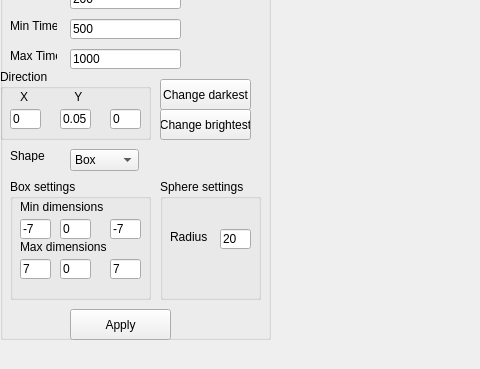
Old version of the form EDITOR/mainwindow.ui in the repository Mogitu/PSI; both pictures show x 0 to 480 and y 197 to 566 of the 699 by 566 pixel window.
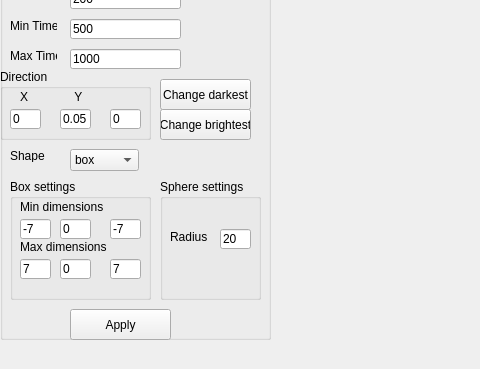
New version of the form.

```diff
--- a/EDITOR/mainwindow.ui
+++ b/EDITOR/mainwindow.ui
@@ -114,7 +114,7 @@
      </property>
      <item>
       <property name="text">
-       <string>Box</string>
+       <string>box</string>
       </property>
      </item>
      <item>
```
Left out of the diff: 2 changed lines with no effect on the pictures.
